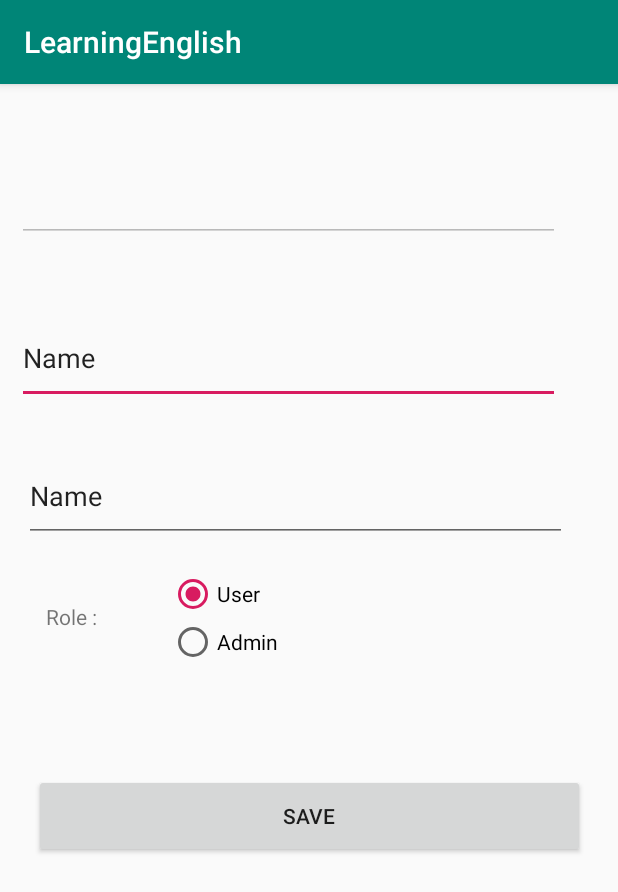
After one commit to tubase06155/AndroidProject, an Android app: the ManageUserEditingActivity screen opened directly, with no data from a screen before it, on a phone screen of 412 x 824 dp. The commit adds this screen. Shown: the top 892 px of the screen. Run offline under Robolectric (Android 15) with nearby library versions, the phone set to English and light mode, and no system bars; 3 statements that could not run were skipped.

Commit message:
manage user

```diff
--- a/app/src/main/AndroidManifest.xml
+++ b/app/src/main/AndroidManifest.xml
@@ -12,7 +12,10 @@
         android:roundIcon="@mipmap/ic_launcher_round"
         android:supportsRtl="true"
         android:theme="@style/AppTheme">
-        <activity android:name=".RegisterActivity"></activity>
+        <activity android:name=".ManageUserEditingActivity"></activity>
+        <activity android:name=".ManageUserActivity" />
+        <activity android:name=".AdminActivity" />
+        <activity android:name=".RegisterActivity" />
         <activity android:name=".MainActivity">
             <intent-filter>
                 <action android:name="android.intent.action.MAIN" />
--- /dev/null
+++ b/app/src/main/java/com/example/learningenglish/ManageUserEditingActivity.java
@@ -0,0 +1,62 @@
+package com.example.learningenglish;
+
+import androidx.appcompat.app.AppCompatActivity;
+
+import android.content.Intent;
+import android.os.Bundle;
+import android.view.View;
+import android.widget.Button;
+import android.widget.CheckBox;
+import android.widget.EditText;
+import android.widget.RadioButton;
+import android.widget.TextView;
+
+import com.example.learningenglish.Entity.User;
+import com.example.learningenglish.dal.UserDAO;
+
+public class ManageUserEditingActivity extends AppCompatActivity {
+
+    EditText editUsername,editEmail,editScore;
+    RadioButton rdUser,rdAdmin;
+    CheckBox checkBoxActive;
+    Button editUserSave;
+    @Override
+    protected void onCreate(Bundle savedInstanceState) {
+        super.onCreate(savedInstanceState);
+        setContentView(R.layout.activity_manage_user_editing);
+        editUsername = findViewById(R.id.editUsername);
+        editEmail = findViewById(R.id.editEmail);
+        editScore = findViewById(R.id.editScore);
+        rdUser = findViewById(R.id.rdUser);
+        rdAdmin = findViewById(R.id.rdAdmin);
+        editUserSave = findViewById(R.id.editUserSave);
+        Intent intent = getIntent();
+       final User user =(User)intent.getSerializableExtra("user");
+        editUsername.setText(user.getUsername());
+        editEmail.setText(user.getEmail());
+        editScore.setText(user.getScore() + "");
+
+        rdUser.setChecked(true);
+
+        editUserSave.setOnClickListener(new View.OnClickListener() {
+            @Override
+            public void onClick(View view) {
+
+                String email = editEmail.getText().toString();
+                int score = Integer.parseInt(editScore.getText().toString());
+                int userType = (rdUser.isChecked()) ? 1 : 2 ;
+
+                UserDAO userDAO = new UserDAO();
+                try {
+                    userDAO.updateUserInfo(user.getUserID() + "",email,userType+"",score + "");
+                    Intent intent = new Intent();
+                    setResult(201,intent);
+                    finish();
+                } catch (Exception e) {
+                    e.printStackTrace();
+                }
+
+            }
+        });
+    }
+}
--- /dev/null
+++ b/app/src/main/res/layout/activity_manage_user_editing.xml
@@ -0,0 +1,93 @@
+<?xml version="1.0" encoding="utf-8"?>
+<androidx.constraintlayout.widget.ConstraintLayout xmlns:android="http://schemas.android.com/apk/res/android"
+    xmlns:app="http://schemas.android.com/apk/res-auto"
+    xmlns:tools="http://schemas.android.com/tools"
+    android:layout_width="match_parent"
+    android:layout_height="match_parent"
+    tools:context=".ManageUserEditingActivity">
+
+    <EditText
+        android:id="@+id/editUsername"
+        android:layout_width="362dp"
+        android:layout_height="61dp"
+        android:layout_marginTop="44dp"
+        android:ems="10"
+        android:enabled="false"
+        android:inputType="textPersonName"
+        app:layout_constraintEnd_toEndOf="parent"
+        app:layout_constraintHorizontal_bias="0.225"
+        app:layout_constraintStart_toStartOf="parent"
+        app:layout_constraintTop_toTopOf="parent" />
+
+    <EditText
+        android:id="@+id/editEmail"
+        android:layout_width="362dp"
+        android:layout_height="61dp"
+        android:layout_marginTop="152dp"
+        android:ems="10"
+        android:inputType="textPersonName"
+        android:text="Name"
+        app:layout_constraintEnd_toEndOf="parent"
+        app:layout_constraintHorizontal_bias="0.224"
+        app:layout_constraintStart_toStartOf="parent"
+        app:layout_constraintTop_toTopOf="parent" />
+
+    <EditText
+        android:id="@+id/editScore"
+        android:layout_width="362dp"
+        android:layout_height="61dp"
+        android:layout_marginTop="244dp"
+        android:ems="10"
+        android:inputType="number"
+        android:text="Name"
+        app:layout_constraintEnd_toEndOf="parent"
+        app:layout_constraintHorizontal_bias="0.326"
+        app:layout_constraintStart_toStartOf="parent"
+        app:layout_constraintTop_toTopOf="parent" />
+
+    <TextView
+        android:id="@+id/textView"
+        android:layout_width="65dp"
+        android:layout_height="46dp"
+        android:layout_marginTop="332dp"
+        android:layout_marginEnd="332dp"
+        android:gravity="center"
+        android:text="Role :"
+        app:layout_constraintEnd_toEndOf="parent"
+        app:layout_constraintHorizontal_bias="1.0"
+        app:layout_constraintStart_toStartOf="parent"
+        app:layout_constraintTop_toTopOf="parent" />
+
+    <RadioGroup
+        android:layout_width="299dp"
+        android:layout_height="77dp"
+        android:layout_marginStart="116dp"
+        android:layout_marginTop="324dp"
+        app:layout_constraintEnd_toEndOf="parent"
+        app:layout_constraintHorizontal_bias="1.0"
+        app:layout_constraintStart_toStartOf="parent"
+        app:layout_constraintTop_toTopOf="parent">
+
+        <RadioButton
+            android:id="@+id/rdUser"
+            android:layout_width="match_parent"
+            android:layout_height="wrap_content"
+            android:text="User" />
+
+        <RadioButton
+            android:id="@+id/rdAdmin"
+            android:layout_width="match_parent"
+            android:layout_height="wrap_content"
+            android:text="Admin" />
+    </RadioGroup>
+
+    <Button
+        android:id="@+id/editUserSave"
+        android:layout_width="367dp"
+        android:layout_height="56dp"
+        android:layout_marginTop="460dp"
+        android:text="Save"
+        app:layout_constraintEnd_toEndOf="parent"
+        app:layout_constraintStart_toStartOf="parent"
+        app:layout_constraintTop_toTopOf="parent" />
+</androidx.constraintlayout.widget.ConstraintLayout>
```
Also changed, not shown: app/src/main/java/com/example/learningenglish/AdminActivity.java (added, +29 -0 lines), app/src/main/java/com/example/learningenglish/MainActivity.java (+12 -1 lines), app/src/main/java/com/example/learningenglish/ManageUserActivity.java (added, +93 -0 lines), app/src/main/java/com/example/learningenglish/adapter/UserAdapter.java (added, +71 -0 lines), app/src/main/java/com/example/learningenglish/dal/UserDAO.java (+4 -10 lines), app/src/main/res/layout/activity_admin.xml (added, +52 -0 lines), app/src/main/res/layout/activity_manage_user.xml (added, +15 -0 lines), app/src/main/res/layout/manage_user_layout.xml (added, +32 -0 lines).
